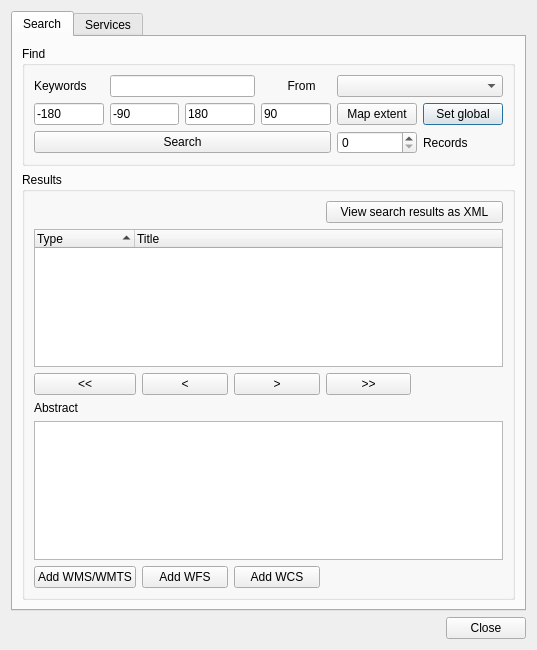
Qt form plugin/MetaSearch/ui/maindialog.ui (nextgis/qgis_cswclient) before a commit.
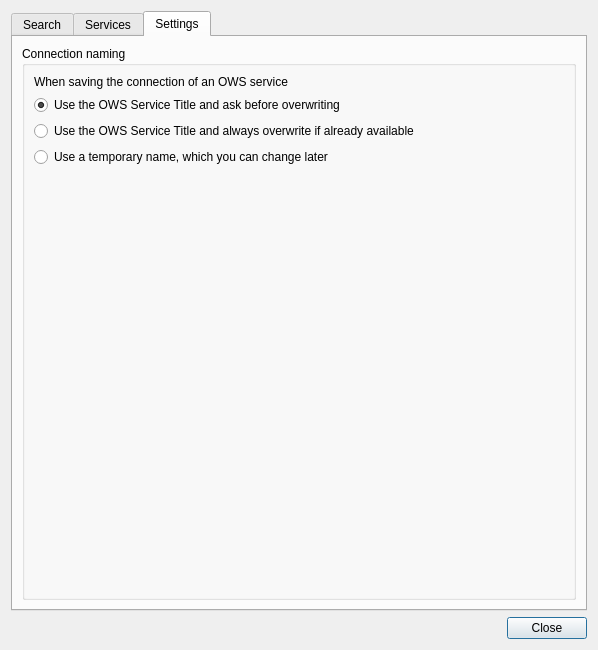
The same form after that commit.

Commit message: add different save ows name strategies

```diff
--- a/plugin/MetaSearch/ui/maindialog.ui
+++ b/plugin/MetaSearch/ui/maindialog.ui
@@ -6,18 +6,28 @@
    <rect>
     <x>0</x>
     <y>0</y>
-    <width>537</width>
+    <width>598</width>
     <height>650</height>
    </rect>
   </property>
   <property name="windowTitle">
    <string>MetaSearch client</string>
   </property>
-  <layout class="QVBoxLayout" name="verticalLayout">
-   <item>
+  <layout class="QGridLayout" name="gridLayout_2">
+   <item row="1" column="0">
+    <widget class="QDialogButtonBox" name="buttonBox">
+     <property name="orientation">
+      <enum>Qt::Horizontal</enum>
+     </property>
+     <property name="standardButtons">
+      <set>QDialogButtonBox::Close</set>
+     </property>
+    </widget>
+   </item>
+   <item row="0" column="0">
     <widget class="QTabWidget" name="tabWidget">
      <property name="currentIndex">
-      <number>0</number>
+      <number>2</number>
      </property>
      <widget class="QWidget" name="tabSearch">
       <attribute name="title">
@@ -322,16 +332,75 @@
        </item>
       </layout>
      </widget>
-    </widget>
-   </item>
-   <item>
-    <widget class="QDialogButtonBox" name="buttonBox">
-     <property name="orientation">
-      <enum>Qt::Horizontal</enum>
-     </property>
-     <property name="standardButtons">
-      <set>QDialogButtonBox::Close</set>
-     </property>
+     <widget class="QWidget" name="tab">
+      <attribute name="title">
+       <string>Settings</string>
+      </attribute>
+      <layout class="QGridLayout" name="gridLayout_3">
+       <item row="1" column="0">
+        <widget class="QGroupBox" name="groupBox_3">
+         <property name="title">
+          <string>Connection naming</string>
+         </property>
+         <layout class="QVBoxLayout" name="verticalLayout">
+          <item>
+           <widget class="QLabel" name="label_5">
+            <property name="text">
+             <string>When saving the connection of an OWS service</string>
+            </property>
+           </widget>
+          </item>
+          <item>
+           <widget class="QRadioButton" name="titleAsk">
+            <property name="text">
+             <string>Use the OWS Service Title and ask before overwriting</string>
+            </property>
+            <property name="checked">
+             <bool>true</bool>
+            </property>
+            <attribute name="buttonGroup">
+             <string notr="true">radioUseAsName</string>
+            </attribute>
+           </widget>
+          </item>
+          <item>
+           <widget class="QRadioButton" name="titleNoAsk">
+            <property name="text">
+             <string>Use the OWS Service Title and always overwrite if already available</string>
+            </property>
+            <attribute name="buttonGroup">
+             <string notr="true">radioUseAsName</string>
+            </attribute>
+           </widget>
+          </item>
+          <item>
+           <widget class="QRadioButton" name="tempName">
+            <property name="text">
+             <string>Use a temporary name, which you can change later</string>
+            </property>
+            <attribute name="buttonGroup">
+             <string notr="true">radioUseAsName</string>
+            </attribute>
+           </widget>
+          </item>
+          <item>
+           <spacer name="verticalSpacer">
+            <property name="orientation">
+             <enum>Qt::Vertical</enum>
+            </property>
+            <property name="sizeHint" stdset="0">
+             <size>
+              <width>20</width>
+              <height>40</height>
+             </size>
+            </property>
+           </spacer>
+          </item>
+         </layout>
+        </widget>
+       </item>
+      </layout>
+     </widget>
     </widget>
    </item>
   </layout>
```
Left out of the diff: 31 changed lines with no effect on the pictures. The commit also changes 1 other file.
